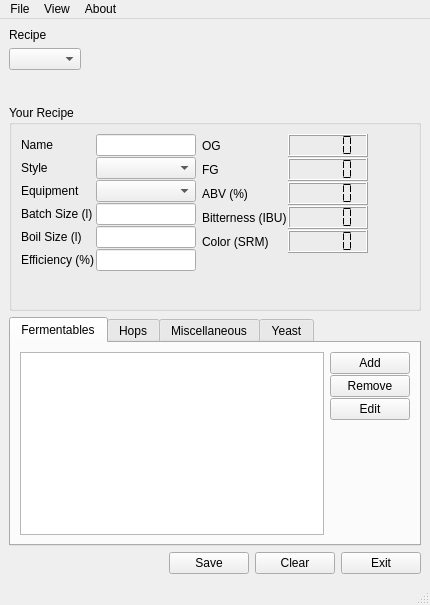
Above: mainWindow.ui from Brewtarget/brewtarget before the change. Below: the same form after it.
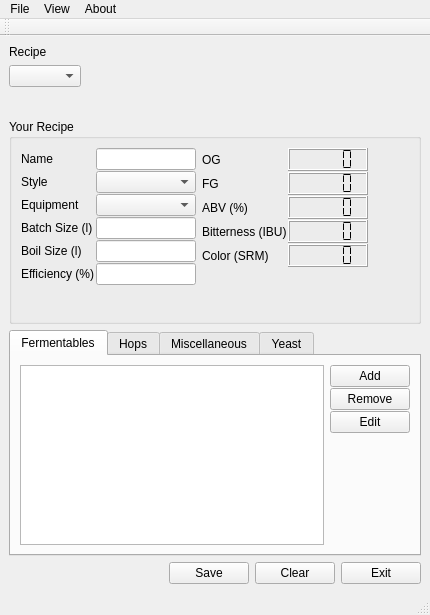
That is the form after the change. Custom widgets are drawn as their Qt base class.

Commit message: Have a toolbar.

Patch:
```diff
--- a/mainWindow.ui
+++ b/mainWindow.ui
@@ -6,7 +6,7 @@
     <x>0</x>
     <y>0</y>
     <width>430</width>
-    <height>605</height>
+    <height>615</height>
    </rect>
   </property>
   <property name="windowTitle" >
@@ -16,9 +16,9 @@
    <property name="geometry" >
     <rect>
      <x>0</x>
-     <y>26</y>
+     <y>37</y>
      <width>430</width>
-     <height>556</height>
+     <height>555</height>
     </rect>
    </property>
    <layout class="QVBoxLayout" name="verticalLayout_9" >
@@ -948,12 +948,31 @@
    <property name="geometry" >
     <rect>
      <x>0</x>
-     <y>582</y>
+     <y>592</y>
      <width>430</width>
      <height>23</height>
     </rect>
    </property>
   </widget>
+  <widget class="QToolBar" name="toolBar" >
+   <property name="geometry" >
+    <rect>
+     <x>0</x>
+     <y>26</y>
+     <width>430</width>
+     <height>11</height>
+    </rect>
+   </property>
+   <property name="windowTitle" >
+    <string>toolBar</string>
+   </property>
+   <attribute name="toolBarArea" >
+    <enum>TopToolBarArea</enum>
+   </attribute>
+   <attribute name="toolBarBreak" >
+    <bool>true</bool>
+   </attribute>
+  </widget>
   <action name="actionAbout_BrewTarget" >
    <property name="text" >
     <string>About BrewTarget</string>
```
The commit also changes 2 other files.
